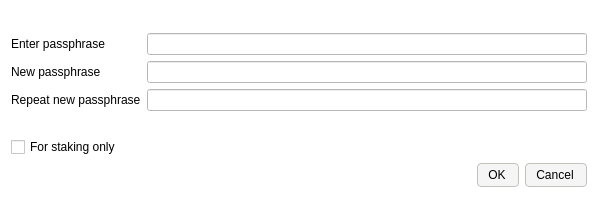
Before: the Qt Designer form src/qt/forms/askpassphrasedialog.ui in piratecash/piratecash, drawn with Qt 5.
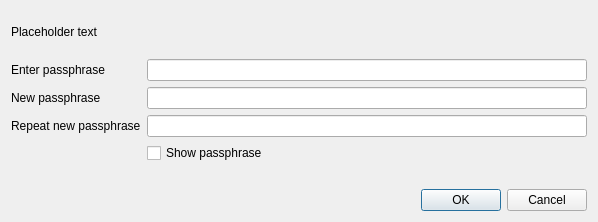
After: the same form once the commit is applied.

The edit to the form file:
```diff
--- a/src/qt/forms/askpassphrasedialog.ui
+++ b/src/qt/forms/askpassphrasedialog.ui
@@ -7,7 +7,7 @@
     <x>0</x>
     <y>0</y>
     <width>598</width>
-    <height>198</height>
+    <height>222</height>
    </rect>
   </property>
   <property name="sizePolicy">
@@ -25,12 +25,15 @@
   <property name="windowTitle">
    <string>Passphrase Dialog</string>
   </property>
-  <property name="styleSheet">
-   <string notr="true">background-color: rgb(255, 255, 255); color: rgb(0,0,0);</string>
-  </property>
   <layout class="QVBoxLayout" name="verticalLayout">
+   <property name="sizeConstraint">
+    <enum>QLayout::SetMinimumSize</enum>
+   </property>
    <item>
     <widget class="QLabel" name="warningLabel">
+     <property name="text">
+      <string notr="true">Placeholder text</string>
+     </property>
      <property name="textFormat">
       <enum>Qt::RichText</enum>
      </property>
@@ -41,6 +44,9 @@
    </item>
    <item>
     <layout class="QFormLayout" name="formLayout">
+     <property name="sizeConstraint">
+      <enum>QLayout::SetMinimumSize</enum>
+     </property>
      <property name="fieldGrowthPolicy">
       <enum>QFormLayout::AllNonFixedFieldsGrow</enum>
      </property>
@@ -87,13 +93,14 @@
       </widget>
      </item>
      <item row="3" column="1">
+      <widget class="QCheckBox" name="toggleShowPasswordButton">
+       <property name="text">
+        <string>Show passphrase</string>
+       </property>
+      </widget>
+     </item>
+     <item row="4" column="1">
       <widget class="QLabel" name="capsLabel">
-       <property name="font">
-        <font>
-         <weight>75</weight>
-         <bold>true</bold>
-        </font>
-       </property>
        <property name="text">
         <string/>
        </property>
@@ -102,36 +109,10 @@
        </property>
       </widget>
      </item>
-     <item row="4" column="0">
-      <widget class="QCheckBox" name="stakingCheckBox">
-       <property name="enabled">
-        <bool>true</bool>
-       </property>
-       <property name="visible">
-        <bool>false</bool>
-       </property>
-       <property name="toolTip">
-        <string>Serves to disable the trivial sendmoney when OS account compromised. Provides no real security.</string>
-       </property>
-       <property name="text">
-        <string>For staking only</string>
-       </property>
-      </widget>
-     </item>
     </layout>
    </item>
    <item>
     <widget class="QDialogButtonBox" name="buttonBox">
-     <property name="styleSheet">
-      <string notr="true">background-color: rgb(245, 245, 245);
-border-radius: 4px;
-border: 1px solid #c4c1bd;
-font-weight: 400;
-padding: 4px;
-padding-left: 10px;
-padding-right: 12px;
-icon-size: 0;</string>
-     </property>
      <property name="orientation">
       <enum>Qt::Horizontal</enum>
      </property>
```
Left out of the diff: 16 changed lines with no effect on the pictures.
